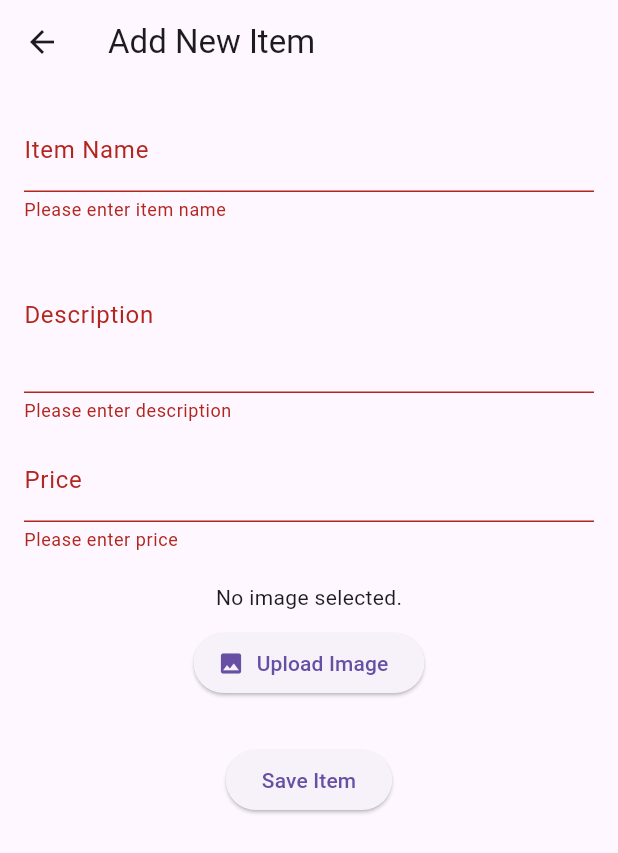
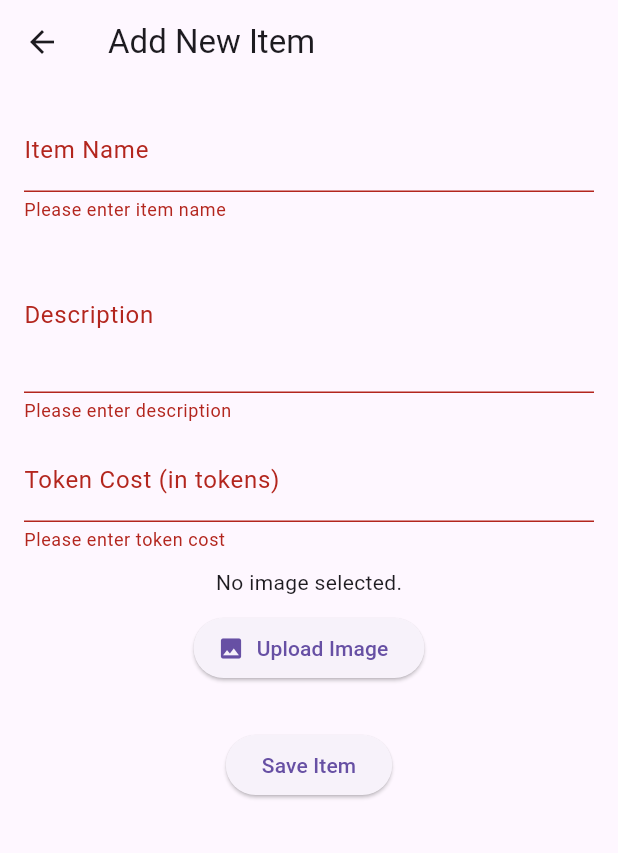
Before and after one commit to bplpriya/MAD_Project1_Campus_Swap_and_Freecycle, a Flutter app: the AddItemScreen screen opened directly, after a tap on "Save Item", on a phone screen of 412 x 824 dp. Shown: the top 853 px of the screen. Run offline on Flutter 3.47's test engine with Material 3 defaults, Android fonts, the light colour scheme and no system bars; our stand-ins replace cloud_firestore, firebase_auth, firebase_core, image_picker; accounts and stored records are empty.

Commit message:
Fix for image upload in add item screen

```diff
--- a/lib/models/item_model.dart
+++ b/lib/models/item_model.dart
@@ -1,17 +1,19 @@
+// lib/models/item_model.dart
+
 import 'package:cloud_firestore/cloud_firestore.dart';
 
 class Item {
   final String id;
   final String name;
   final String description;
-  final double price;
+  final int tokenCost;      // Field is correct
   final String? imageUrl;
 
   Item({
     this.id = '',
     required this.name,
     required this.description,
-    required this.price,
+    required this.tokenCost,    // ⭐️ FIX: The constructor now requires tokenCost
     this.imageUrl,
   });
 
@@ -20,7 +22,7 @@ class Item {
     return {
       'name': name,
       'description': description,
-      'price': price,
+      'tokenCost': tokenCost,
       'imageUrl': imageUrl,
       'createdAt': FieldValue.serverTimestamp(),
     };
@@ -30,7 +32,6 @@ class Item {
   factory Item.fromMap(DocumentSnapshot doc) {
     final data = doc.data() as Map<String, dynamic>?;
 
-    // Safety check for null data
     if (data == null) {
       throw Exception("Document data is null");
     }
@@ -39,7 +40,7 @@ class Item {
       id: doc.id,
       name: data['name'] ?? '',
       description: data['description'] ?? '',
-      price: (data['price'] as num?)?.toDouble() ?? 0.0,
+      tokenCost: (data['tokenCost'] as num?)?.toInt() ?? 0,
       imageUrl: data['imageUrl'] as String?,
     );
   }
--- a/lib/screens/add_item_screen.dart
+++ b/lib/screens/add_item_screen.dart
@@ -1,9 +1,17 @@
+// lib/screens/add_item_screen.dart
+
 import 'dart:io';
+import 'dart:convert'; // Although not used in the final version, kept for general utility
 import 'package:flutter/material.dart';
 import 'package:image_picker/image_picker.dart';
-import 'package:firebase_storage/firebase_storage.dart';
 import 'package:cloud_firestore/cloud_firestore.dart';
+import 'package:http/http.dart' as http; // Required for network uploads
 import '../models/item_model.dart';
+
+// ⭐️ USE YOUR CONFIRMED CLOUD NAME HERE
+const String CLOUDINARY_CLOUD_NAME = 'dvdfvxphf';
+const String CLOUDINARY_UPLOAD_PRESET = 'flutter_upload';
+final String CLOUDINARY_URL = 'https://api.cloudinary.com/v1_1/$CLOUDINARY_CLOUD_NAME/image/upload';
 
 class AddItemScreen extends StatefulWidget {
   const AddItemScreen({super.key});
@@ -16,7 +24,7 @@ class _AddItemScreenState extends State<AddItemScreen> {
   final _formKey = GlobalKey<FormState>();
   final _nameController = TextEditingController();
   final _descController = TextEditingController();
-  final _priceController = TextEditingController();
+  final _tokenCostController = TextEditingController();
   File? _image;
   bool _isLoading = false;
 
@@ -29,6 +37,52 @@ class _AddItemScreenState extends State<AddItemScreen> {
     }
   }
 
+  // ⭐️ CRITICAL FIX: Uses MultipartRequest (Form-Data) matching the Postman test
+  Future<String?> _uploadImageToCloudinary(File imageFile) async {
+    if (CLOUDINARY_CLOUD_NAME == 'YOUR_CLOUDINARY_CLOUD_NAME') {
+      print("ERROR: Cloudinary Cloud Name is not configured.");
+      return null;
+    }
+
+    try {
+      // 1. Create a Multipart Request
+      final request = http.MultipartRequest(
+        'POST',
+        Uri.parse(CLOUDINARY_URL),
+      );
+
+      // 2. Attach the required upload_preset text field
+      request.fields['upload_preset'] = CLOUDINARY_UPLOAD_PRESET;
+
+      // 3. Attach the file
+      request.files.add(
+        await http.MultipartFile.fromPath(
+          'file', // The field name must be 'file'
+          imageFile.path,
+        ),
+      );
+
+      // 4. Send the request and wait for the response stream
+      final streamedResponse = await request.send();
+      final response = await http.Response.fromStream(streamedResponse);
+
+      // 5. Check response status
+      if (response.statusCode == 200) {
+        print('Cloudinary: Multipart Upload successful!');
+        final data = jsonDecode(response.body);
+        return data['secure_url']; // Return the CDN link
+      } else {
+        // Log the full error response for diagnostics
+        print('Cloudinary Error Status: ${response.statusCode}');
+        print('Cloudinary Error Body: ${response.body}');
+        return null;
+      }
+    } catch (e) {
+      print('HTTP Upload Catch Error: $e');
+      return null;
+    }
+  }
+
   void _saveItem() async {
     if (!_formKey.currentState!.validate()) {
       return;
@@ -38,44 +92,41 @@ class _AddItemScreenState extends State<AddItemScreen> {
       _isLoading = true;
     });
 
+    String? imageUrl;
+
     try {
-      String? imageUrl;
-      // 1. Upload image to Firebase Storage if selected
       if (_image != null) {
-        final fileName = '${DateTime.now().millisecondsSinceEpoch}-${_nameController.text}.jpg';
-        final storageRef = FirebaseStorage.instance.ref().child('item_images').child(fileName);
+        imageUrl = await _uploadImageToCloudinary(_image!);
 
-        // Put the file to storage
-        await storageRef.putFile(_image!);
-
-        // Get the downloadable URL
-        imageUrl = await storageRef.getDownloadURL();
+        if (imageUrl == null) {
+          // Re-throw the custom exception for the user
+          throw Exception("Image upload failed. See logs for API response.");
+        }
       }
 
-      final price = double.tryParse(_priceController.text) ?? 0.0;
+      final tokenCost = int.tryParse(_tokenCostController.text) ?? 0;
 
-      // 2. Create Item object and save to Firestore
       final newItem = Item(
         name: _nameController.text,
         description: _descController.text,
-        price: price,
-        imageUrl: imageUrl, // Save the URL
+        tokenCost: tokenCost,
+        imageUrl: imageUrl,
       );
 
-      // 3. Add to Firestore collection. This change is seen by all users immediately.
+      // Save item details to Firestore
       await FirebaseFirestore.instance.collection('items').add(newItem.toMap());
 
       ScaffoldMessenger.of(context).showSnackBar(
         SnackBar(content: Text('${newItem.name} added successfully!')),
       );
-      Navigator.pop(context); // Go back to item list
+      Navigator.pop(context);
     } catch (e) {
       ScaffoldMessenger.of(context).showSnackBar(
-        SnackBar(content: Text('Failed to save item: $e')),
+        SnackBar(content: Text('Failed to save item: ${e.toString()}')),
       );
     } finally {
       setState(() {
-        _isLoading = false; // Stop loading
+        _isLoading = false;
       });
     }
   }
@@ -84,7 +135,7 @@ class _AddItemScreenState extends State<AddItemScreen> {
   void dispose() {
     _nameController.dispose();
     _descController.dispose();
-    _priceController.dispose();
+    _tokenCostController.dispose();
     super.dispose();
   }
 
@@ -101,7 +152,6 @@ class _AddItemScreenState extends State<AddItemScreen> {
           child: Column(
             crossAxisAlignment: CrossAxisAlignment.start,
             children: [
-              // ... (TextFormFields are the same)
               TextFormField(
                 controller: _nameController,
                 decoration: const InputDecoration(labelText: 'Item Name'),
@@ -117,17 +167,19 @@ class _AddItemScreenState extends State<AddItemScreen> {
                     value!.isEmpty ? 'Please enter description' : null,
               ),
               const SizedBox(height: 10),
+
               TextFormField(
-                controller: _priceController,
-                decoration: const InputDecoration(labelText: 'Price'),
+                controller: _tokenCostController,
+                decoration: const InputDecoration(labelText: 'Token Cost (in tokens)'),
                 keyboardType: TextInputType.number,
                 validator: (value) {
-                  if (value!.isEmpty) return 'Please enter price';
-                  if (double.tryParse(value) == null) return 'Please enter a valid number';
+                  if (value!.isEmpty) return 'Please enter token cost';
+                  if (int.tryParse(value) == null) return 'Please enter a whole number';
                   return null;
                 },
               ),
-              const SizedBox(height: 20),
+              const SizedBox(height: 10),
+
               Center(
                 child: Column(
                   children: [
--- a/lib/screens/item_listings_screen.dart
+++ b/lib/screens/item_listings_screen.dart
@@ -1,6 +1,8 @@
+// lib/screens/item_listings_screen.dart
 import 'package:flutter/material.dart';
 import 'package:cloud_firestore/cloud_firestore.dart';
 import 'add_item_screen.dart';
+// REMOVED: import 'item_details_screen.dart';
 import '../models/item_model.dart';
 
 class ItemListingsScreen extends StatelessWidget {
@@ -12,7 +14,6 @@ class ItemListingsScreen extends StatelessWidget {
       appBar: AppBar(
         title: const Text('Available Items'),
       ),
-
       body: StreamBuilder<QuerySnapshot>(
         stream: FirebaseFirestore.instance
             .collection('items')
@@ -29,7 +30,6 @@ class ItemListingsScreen extends StatelessWidget {
             return const Center(child: Text('No items listed yet!'));
           }
 
-          // Map Firestore documents to a list of Item objects
           final items = snapshot.data!.docs
               .map((doc) => Item.fromMap(doc))
               .toList();
@@ -52,8 +52,13 @@ class ItemListingsScreen extends StatelessWidget {
                       )
                     : const Icon(Icons.inventory, size: 40),
                 title: Text(item.name),
-                subtitle: Text('\$${item.price.toStringAsFixed(2)}'),
-                trailing: const Icon(Icons.arrow_forward_ios),
+                subtitle: Text('Cost: ${item.tokenCost} Tokens'),
+                // REMOVED: The trailing icon is now redundant since we don't navigate
+                // trailing: const Icon(Icons.arrow_forward_ios),
+                // REMOVED: onTap navigation logic
+                onTap: () {
+                   // This tap does nothing now, but keeps the list item tappable if needed later
+                },
               );
             },
           );
```
Also changed, not shown: pubspec.yaml (+5 -3 lines), pubspec.lock, 3 other files.
